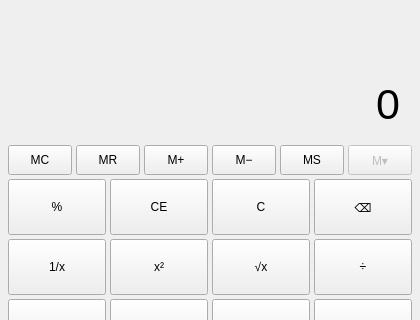
moment257/qt-, file calculate.ui: the form before one commit; both pictures show x 0 to 420 and y 117 to 437 of the 420 by 660 pixel window.
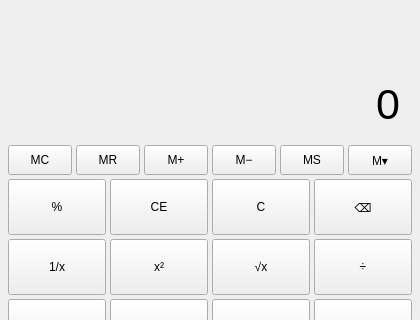
The form after the commit.

Patch:
```diff
--- a/calculate.ui
+++ b/calculate.ui
@@ -260,9 +260,6 @@
          <verstretch>0</verstretch>
         </sizepolicy>
        </property>
-       <property name="enabled">
-        <bool>false</bool>
-       </property>
        <property name="toolTip">
         <string>内存历史列表（本示例未实现）</string>
        </property>
```
Left out of the diff: 2 changed lines with no effect on the pictures.
